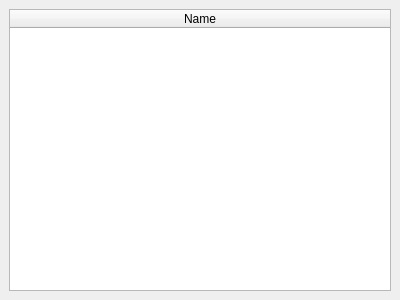
Before: the Qt Designer form RoomsDockWidget.ui in b-viguier/CurvyBot, drawn with Qt 5.
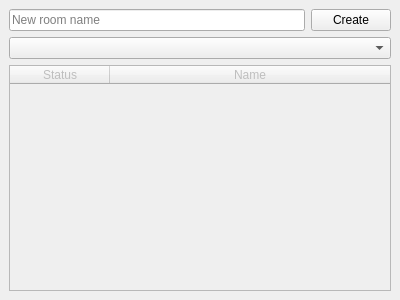
After: the same form once the commit is applied.

Commit message: Added support for rooms listing

```diff
--- a/RoomsDockWidget.ui
+++ b/RoomsDockWidget.ui
@@ -15,8 +15,38 @@
   </property>
   <widget class="QWidget" name="dockWidgetContents">
    <layout class="QVBoxLayout" name="verticalLayout">
+    <item>
+     <layout class="QHBoxLayout" name="horizontalLayout">
+      <item>
+       <widget class="QLineEdit" name="rewRoomName">
+        <property name="placeholderText">
+         <string>New room name</string>
+        </property>
+       </widget>
+      </item>
+      <item>
+       <widget class="QPushButton" name="createButton">
+        <property name="sizePolicy">
+         <sizepolicy hsizetype="Maximum" vsizetype="Fixed">
+          <horstretch>0</horstretch>
+          <verstretch>0</verstretch>
+         </sizepolicy>
+        </property>
+        <property name="text">
+         <string>Create</string>
+        </property>
+       </widget>
+      </item>
+     </layout>
+    </item>
+    <item>
+     <widget class="QComboBox" name="roomsList"/>
+    </item>
     <item>
      <widget class="QTableWidget" name="tableWidget">
+      <property name="enabled">
+       <bool>false</bool>
+      </property>
       <property name="alternatingRowColors">
        <bool>true</bool>
       </property>
@@ -26,6 +56,14 @@
       <attribute name="horizontalHeaderStretchLastSection">
        <bool>true</bool>
       </attribute>
+      <attribute name="verticalHeaderVisible">
+       <bool>false</bool>
+      </attribute>
+      <column>
+       <property name="text">
+        <string>Status</string>
+       </property>
+      </column>
       <column>
        <property name="text">
         <string>Name</string>
```
The commit also changes 9 other files.
